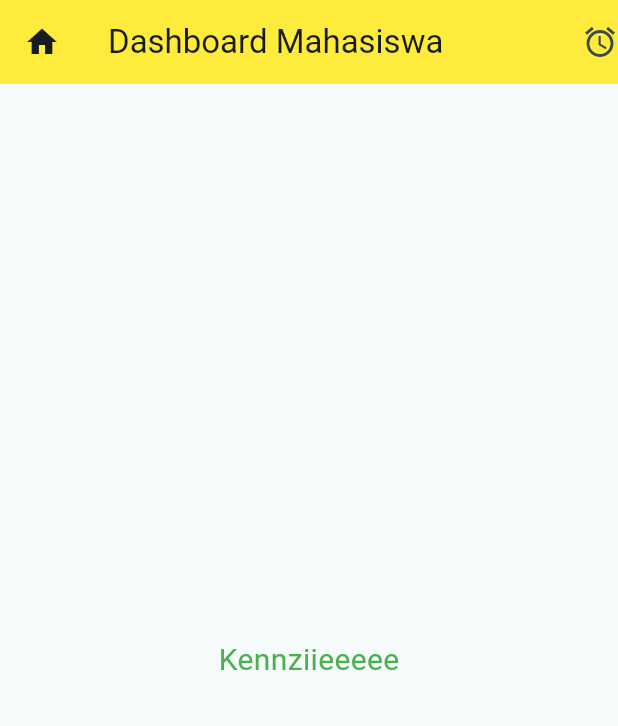
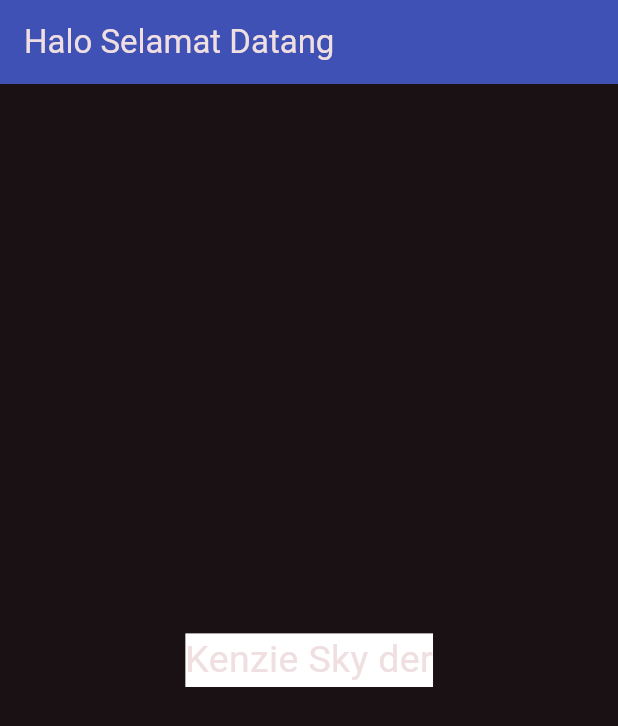
Before and after one commit to kenzifebri/Latihan005-apk-mobile, a Flutter app: the screen it shows after launch, on a phone screen of 412 x 824 dp. Shown: the top 726 px of the screen. Run offline on Flutter 3.47's test engine with Material 3 defaults, Android fonts, the phone set to English and light mode, and no system bars.

Commit message:
Latihan 4: tema gelap

```diff
--- a/lib/main.dart
+++ b/lib/main.dart
@@ -10,11 +10,14 @@ class MyApp extends StatelessWidget {
   @override
   Widget build(BuildContext context) {
     return MaterialApp(
+      title: 'Mahasiswa',
       debugShowCheckedModeBanner: false,
-      title: 'Aplikasi Mahasiswa',
-      theme: ThemeData(
-        colorScheme: ColorScheme.fromSeed(seedColor: Colors.white),
+      darkTheme: ThemeData(
+        brightness: Brightness.dark,
+        colorScheme: ColorScheme.fromSeed(seedColor: Colors.black,
+        brightness: Brightness.dark),
       ),
+      themeMode: ThemeMode.dark,
       home: HomePage2(),
     );
   }
@@ -27,17 +30,13 @@ class HomePage2 extends StatelessWidget {
   Widget build(BuildContext context) {
     return Scaffold(
       appBar: AppBar(
-        title: const Text('Dashboard Mahasiswa'),
-        backgroundColor: Colors.yellow,
-        actions: [
-          Icon(Icons.access_alarm),
-        ],
-        leading: const Icon(Icons.home),
+        title: const Text('Halo Selamat Datang'),
+        backgroundColor: Colors.indigo,
       ),
       body: const Center(
-        child: Text('Kennziieeeee',
-        style: TextStyle(fontSize: 20,
-        color: Colors.green),
+        child: Text('Kenzie Sky der',
+        style: TextStyle(fontSize: 25,
+        backgroundColor: Colors.white),
         ),
       ),
     );
```
